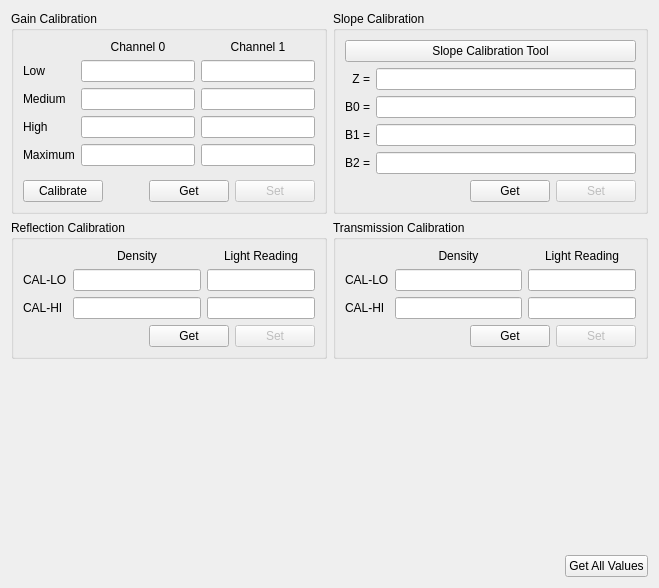
Qt form src/calibrationuvvistab.ui (dektronics/densitometer-desktop) before a commit.
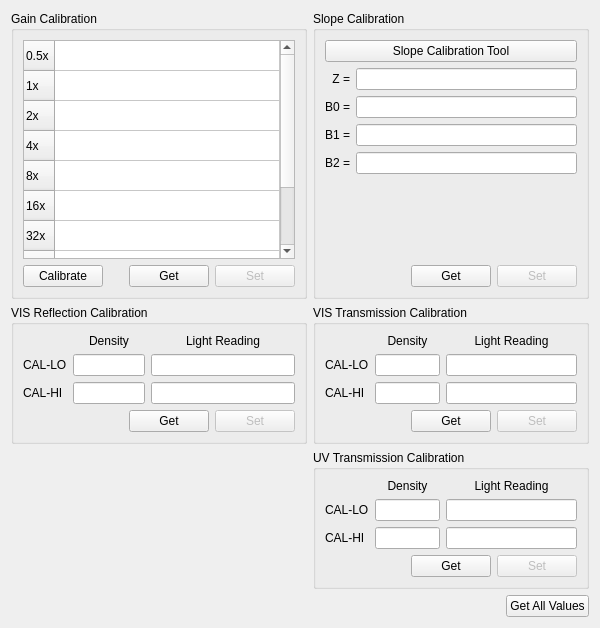
The same form after that commit.

Commit message:
Fill in many missing elements of the UV-VIS config interface
Reworked the gain calibration data panel to reflect the actual device.
Added a UV calibration panel.
Fixed calibration tab layout.
Added all the missing protocol elements.

Distinguishing VIS and UV transmission readings is still TBD

```diff
--- a/src/calibrationuvvistab.ui
+++ b/src/calibrationuvvistab.ui
@@ -6,20 +6,15 @@
    <rect>
     <x>0</x>
     <y>0</y>
-    <width>659</width>
-    <height>588</height>
+    <width>600</width>
+    <height>628</height>
    </rect>
   </property>
   <property name="windowTitle">
    <string>Form</string>
   </property>
-  <layout class="QVBoxLayout" name="verticalLayout">
-   <item>
-    <layout class="QHBoxLayout" name="horizontalLayout_12" stretch="0,0">
-     <property name="sizeConstraint">
-      <enum>QLayout::SetDefaultConstraint</enum>
-     </property>
-     <item>
+  <layout class="QGridLayout" name="gridLayout">
+   <item row="0" column="0">
       <widget class="QGroupBox" name="gainGroupBox">
        <property name="sizePolicy">
         <sizepolicy hsizetype="Preferred" vsizetype="Minimum">
@@ -32,112 +27,69 @@
        </property>
        <layout class="QVBoxLayout" name="verticalLayout_11">
         <item>
-         <layout class="QGridLayout" name="gridLayout_8">
-          <item row="1" column="1">
-           <widget class="QLineEdit" name="low0LineEdit">
-            <property name="readOnly">
+       <widget class="QTableWidget" name="gainTableWidget">
+        <attribute name="horizontalHeaderVisible">
+         <bool>false</bool>
+        </attribute>
+        <attribute name="horizontalHeaderStretchLastSection">
              <bool>true</bool>
-            </property>
-           </widget>
-          </item>
-          <item row="4" column="1">
-           <widget class="QLineEdit" name="max0LineEdit">
+        </attribute>
+        <row>
+         <property name="text">
+          <string>0.5x</string>
+         </property>
+        </row>
+        <row>
             <property name="text">
-             <string/>
-            </property>
-           </widget>
-          </item>
-          <item row="4" column="2">
-           <widget class="QLineEdit" name="max1LineEdit">
+          <string>1x</string>
+         </property>
+        </row>
+        <row>
             <property name="text">
-             <string/>
-            </property>
-           </widget>
-          </item>
-          <item row="2" column="1">
-           <widget class="QLineEdit" name="med0LineEdit"/>
-          </item>
-          <item row="3" column="2">
-           <widget class="QLineEdit" name="high1LineEdit"/>
-          </item>
-          <item row="2" column="0">
-           <widget class="QLabel" name="medGainLabel">
+          <string>2x</string>
+         </property>
+        </row>
+        <row>
             <property name="text">
-             <string>Medium</string>
-            </property>
-           </widget>
-          </item>
-          <item row="3" column="0">
-           <widget class="QLabel" name="highGainLabel">
+          <string>4x</string>
+         </property>
+        </row>
+        <row>
             <property name="text">
-             <string>High</string>
-            </property>
-           </widget>
-          </item>
-          <item row="1" column="0">
-           <widget class="QLabel" name="lowGainLabel">
+          <string>8x</string>
+         </property>
+        </row>
+        <row>
             <property name="text">
-             <string>Low</string>
-            </property>
-           </widget>
-          </item>
-          <item row="1" column="2">
-           <widget class="QLineEdit" name="low1LineEdit">
-            <property name="readOnly">
-             <bool>true</bool>
-            </property>
-           </widget>
-          </item>
-          <item row="4" column="0">
-           <widget class="QLabel" name="maxGainLabel">
+          <string>16x</string>
+         </property>
+        </row>
+        <row>
+         <property name="text">
+          <string>32x</string>
+         </property>
+        </row>
+        <row>
             <property name="text">
-             <string>Maximum</string>
-            </property>
-           </widget>
-          </item>
-          <item row="3" column="1">
-           <widget class="QLineEdit" name="high0LineEdit"/>
-          </item>
-          <item row="2" column="2">
-           <widget class="QLineEdit" name="med1LineEdit"/>
-          </item>
-          <item row="0" column="1">
-           <widget class="QLabel" name="ch0Label">
+          <string>64x</string>
+         </property>
+        </row>
+        <row>
             <property name="text">
-             <string>Channel 0</string>
-            </property>
-            <property name="alignment">
-             <set>Qt::AlignCenter</set>
-            </property>
-           </widget>
-          </item>
-          <item row="0" column="2">
-           <widget class="QLabel" name="ch1Label">
+          <string>128x</string>
+         </property>
+        </row>
+        <row>
+         <property name="text">
+          <string>256x</string>
+         </property>
+        </row>
+        <column>
             <property name="text">
-             <string>Channel 1</string>
-            </property>
-            <property name="alignment">
-             <set>Qt::AlignCenter</set>
-            </property>
-           </widget>
-          </item>
-         </layout>
-        </item>
-        <item>
-         <spacer name="verticalSpacer_8">
-          <property name="orientation">
-           <enum>Qt::Vertical</enum>
-          </property>
-          <property name="sizeType">
-           <enum>QSizePolicy::Expanding</enum>
-          </property>
-          <property name="sizeHint" stdset="0">
-           <size>
-            <width>20</width>
-            <height>0</height>
-           </size>
-          </property>
-         </spacer>
+          <string>Value</string>
+         </property>
+        </column>
+       </widget>
         </item>
         <item>
          <layout class="QHBoxLayout" name="horizontalLayout_17">
@@ -183,7 +135,7 @@
        </layout>
       </widget>
      </item>
-     <item>
+   <item row="0" column="1">
       <widget class="QGroupBox" name="slopeGroupBox">
        <property name="sizePolicy">
         <sizepolicy hsizetype="Preferred" vsizetype="Minimum">
@@ -323,18 +275,14 @@
        </layout>
       </widget>
      </item>
-    </layout>
-   </item>
-   <item>
-    <layout class="QHBoxLayout" name="horizontalLayout_9">
-     <item>
+   <item row="1" column="0">
       <widget class="QGroupBox" name="reflGroupBox">
        <property name="title">
-        <string>Reflection Calibration</string>
+      <string>VIS Reflection Calibration</string>
        </property>
        <layout class="QVBoxLayout" name="verticalLayout_9">
         <item>
-         <layout class="QGridLayout" name="gridLayout_6" columnstretch="0,1,0">
+       <layout class="QGridLayout" name="gridLayout_6" columnstretch="0,1,2">
           <item row="1" column="2">
            <widget class="QLineEdit" name="reflLoReadingLineEdit"/>
           </item>
@@ -424,14 +372,14 @@
        </layout>
       </widget>
      </item>
-     <item>
+   <item row="1" column="1">
       <widget class="QGroupBox" name="tranGroupBox">
        <property name="title">
-        <string>Transmission Calibration</string>
+      <string>VIS Transmission Calibration</string>
        </property>
        <layout class="QVBoxLayout" name="verticalLayout_10">
         <item>
-         <layout class="QGridLayout" name="gridLayout_7" columnstretch="0,1,0">
+       <layout class="QGridLayout" name="gridLayout_7" columnstretch="0,1,2">
           <item row="1" column="2">
            <widget class="QLineEdit" name="tranLoReadingLineEdit"/>
           </item>
@@ -524,22 +472,120 @@
        </layout>
       </widget>
      </item>
+   <item row="2" column="1">
+    <widget class="QGroupBox" name="tranUvGroupBox">
+     <property name="title">
+      <string>UV Transmission Calibration</string>
+     </property>
+     <layout class="QVBoxLayout" name="verticalLayout_13">
+      <item>
+       <layout class="QGridLayout" name="gridLayout_9" columnstretch="0,1,2">
+        <item row="1" column="2">
+         <widget class="QLineEdit" name="tranUvLoReadingLineEdit"/>
+        </item>
+        <item row="2" column="2">
+         <widget class="QLineEdit" name="tranUvHiReadingLineEdit"/>
+        </item>
+        <item row="1" column="0">
+         <widget class="QLabel" name="tranUvLoLabel">
+          <property name="text">
+           <string>CAL-LO</string>
+          </property>
+         </widget>
+        </item>
+        <item row="2" column="1">
+         <widget class="QLineEdit" name="tranUvHiDensityLineEdit">
+          <property name="sizePolicy">
+           <sizepolicy hsizetype="Expanding" vsizetype="Fixed">
+            <horstretch>0</horstretch>
+            <verstretch>0</verstretch>
+           </sizepolicy>
+          </property>
+         </widget>
+        </item>
+        <item row="2" column="0">
+         <widget class="QLabel" name="tranUvHiLabel">
+          <property name="text">
+           <string>CAL-HI</string>
+          </property>
+         </widget>
+        </item>
+        <item row="1" column="1">
+         <widget class="QLineEdit" name="tranUvLoDensityLineEdit">
+          <property name="sizePolicy">
+           <sizepolicy hsizetype="Expanding" vsizetype="Fixed">
+            <horstretch>0</horstretch>
+            <verstretch>0</verstretch>
+           </sizepolicy>
+          </property>
+          <property name="text">
+           <string/>
+          </property>
+          <property name="readOnly">
+           <bool>true</bool>
+          </property>
+         </widget>
+        </item>
+        <item row="0" column="1">
+         <widget class="QLabel" name="tranUvDensityLabel">
+          <property name="text">
+           <string>Density</string>
+          </property>
+          <property name="alignment">
+           <set>Qt::AlignmentFlag::AlignCenter</set>
+          </property>
+         </widget>
+        </item>
+        <item row="0" column="2">
+         <widget class="QLabel" name="tranUvReadingLabel">
+          <property name="text">
+           <string>Light Reading</string>
+          </property>
+          <property name="alignment">
+           <set>Qt::AlignmentFlag::AlignCenter</set>
+          </property>
+         </widget>
+        </item>
     </layout>
    </item>
    <item>
-    <spacer name="verticalSpacer_6">
+       <layout class="QHBoxLayout" name="horizontalLayout_12">
+        <item>
+         <spacer name="horizontalSpacer_15">
      <property name="orientation">
-      <enum>Qt::Vertical</enum>
+           <enum>Qt::Orientation::Horizontal</enum>
      </property>
      <property name="sizeHint" stdset="0">
       <size>
-       <width>20</width>
-       <height>12</height>
+            <width>40</width>
+            <height>20</height>
       </size>
      </property>
     </spacer>
    </item>
    <item>
+         <widget class="QPushButton" name="tranUvGetPushButton">
+          <property name="text">
+           <string>Get</string>
+          </property>
+         </widget>
+        </item>
+        <item>
+         <widget class="QPushButton" name="tranUvSetPushButton">
+          <property name="enabled">
+           <bool>false</bool>
+          </property>
+          <property name="text">
+           <string>Set</string>
+          </property>
+         </widget>
+        </item>
+       </layout>
+      </item>
+     </layout>
+    </widget>
+   </item>
+   <item row="3" column="1">
     <layout class="QHBoxLayout" name="horizontalLayout_19">
      <item>
       <spacer name="horizontalSpacer_14">
```
Left out of the diff: 32 changed lines with no effect on the pictures. Lines whose indentation alone changed are shown as unchanged. The commit also changes 7 other files.
